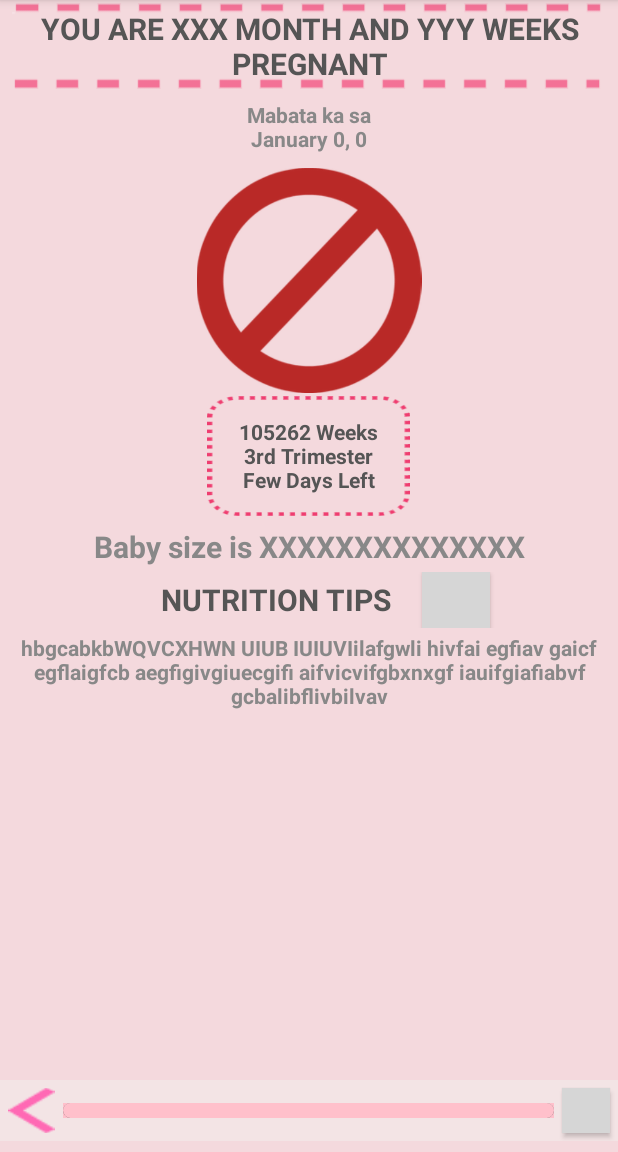
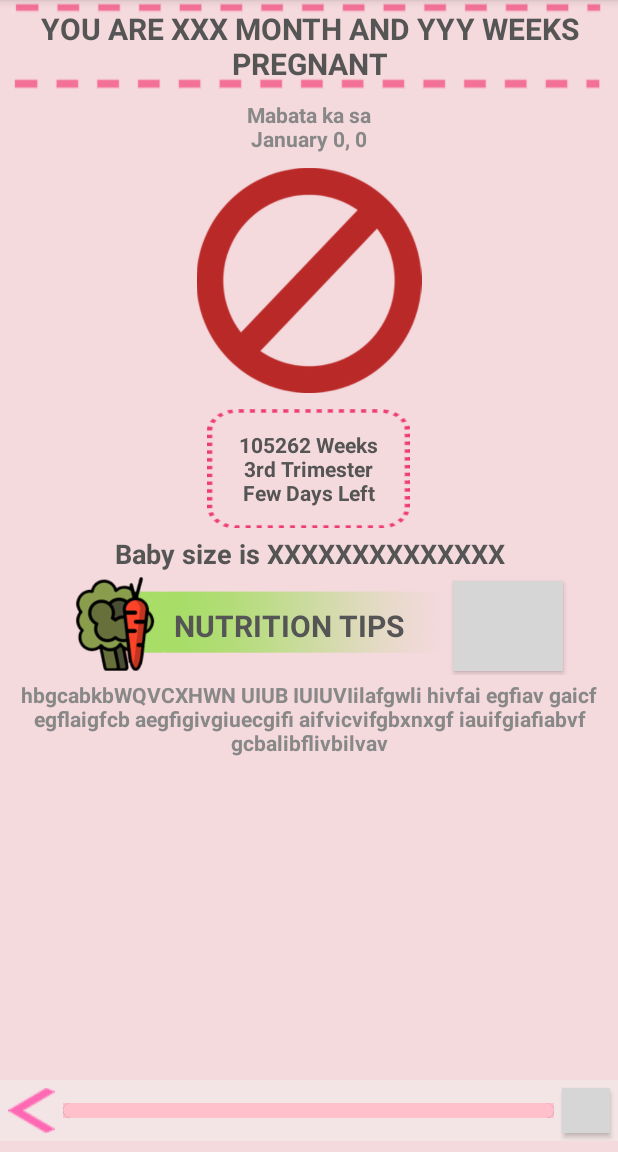
Before and after one commit to nythzville/INANAY, an Android app: the Main2Activity screen opened directly, with no data from a screen before it, on a phone screen of 412 x 824 dp, the part 84-1236 px from its top. Run offline under Robolectric (Android 15) with nearby library versions, the phone set to English and light mode, and no system bars; 2 statements that could not run were skipped; grey boxes are pictures that could not be loaded.

Commit message:
Update Wk by wk ui and added sounds

```diff
--- a/app/src/main/java/com/maven/inanay/MainActivity.java
+++ b/app/src/main/java/com/maven/inanay/MainActivity.java
@@ -120,13 +120,13 @@ public class MainActivity extends AppCompatActivity implements
 
     public void sound1(View view){
         stopPlaying();
-        mp0 = MediaPlayer.create(this, R.raw.lask);
+        mp0 = MediaPlayer.create(this, R.raw.last_mens);
         mp0.start();
     }
 
     public void sound2(View view){
         stopPlaying();
-        mp1 = MediaPlayer.create(this, R.raw.due);
+        mp1 = MediaPlayer.create(this, R.raw.due_date);
         mp1.start();
     }
 
--- a/app/src/main/res/layout/activity_main2.xml
+++ b/app/src/main/res/layout/activity_main2.xml
@@ -103,7 +103,7 @@
                 android:layout_marginLeft="3dp"
                 android:layout_marginRight="0dp"
                 android:layout_marginStart="8dp"
-                android:layout_marginTop="2dp"
+                android:layout_marginTop="8dp"
                 android:layout_weight="0.12"
                 android:background="@drawable/inanay_center"
                 android:gravity="center"
@@ -119,6 +119,7 @@
                 app:layout_constraintTop_toBottomOf="@+id/img"
                 app:layout_constraintVertical_bias="0.0" />
         </LinearLayout>
+
             <TextView
                 android:id="@+id/bbsize"
                 android:layout_width="match_parent"
@@ -132,8 +133,8 @@
                 android:gravity="center"
                 android:padding="1dp"
                 android:text="Baby size is XXXXXXXXXXXXXX"
-                android:textColor="@color/grey"
-                android:textSize="20sp"
+                android:textColor="@color/dark_grey"
+                android:textSize="18sp"
                 android:textStyle="bold"
                 app:layout_constraintBottom_toBottomOf="parent"
                 app:layout_constraintLeft_toLeftOf="parent"
@@ -147,20 +148,23 @@
                 android:layout_gravity="center"
                 android:foregroundGravity="center_vertical"
                 android:gravity="center"
-                android:orientation="horizontal">
+                android:orientation="horizontal"
+                android:weightSum="1">
 
                 <TextView
                     android:id="@+id/textView13"
-                    android:layout_width="180dp"
-                    android:layout_height="wrap_content"
+                    android:layout_width="250dp"
+                    android:layout_height="65dp"
                     android:layout_marginBottom="0dp"
                     android:layout_marginEnd="8dp"
                     android:layout_marginLeft="8dp"
                     android:layout_marginRight="8dp"
                     android:layout_marginStart="8dp"
                     android:layout_marginTop="0dp"
+                    android:background="@drawable/nutrition_tips"
                     android:gravity="center"
                     android:padding="3dp"
+                    android:paddingStart="50dp"
                     android:text="Nutrition Tips"
                     android:textAllCaps="true"
                     android:textColor="@color/dark_grey"
@@ -177,7 +181,8 @@
                 <Button
                     android:id="@+id/tips"
                     android:layout_width="45dp"
-                    android:layout_height="37dp"
+                    android:layout_height="60dp"
+                    android:layout_weight="0.28"
                     android:background="@drawable/speaker"
                     android:onClick="tip" />
             </LinearLayout>
```
Also changed, not shown: app/src/main/java/com/maven/inanay/Main2Activity.java (+42 -0 lines), app/src/main/res/drawable/health_facts.png (added), app/src/main/res/drawable/nutrition_tips.png (added), 2 other files.
